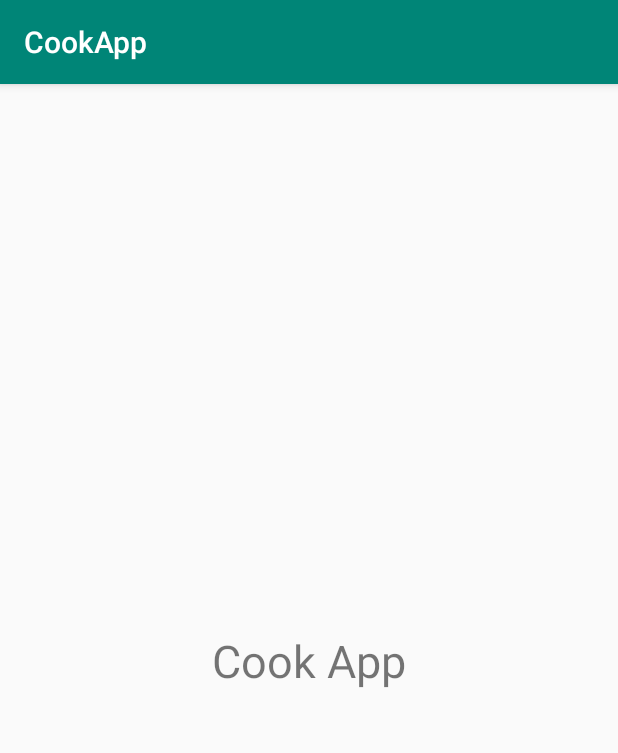
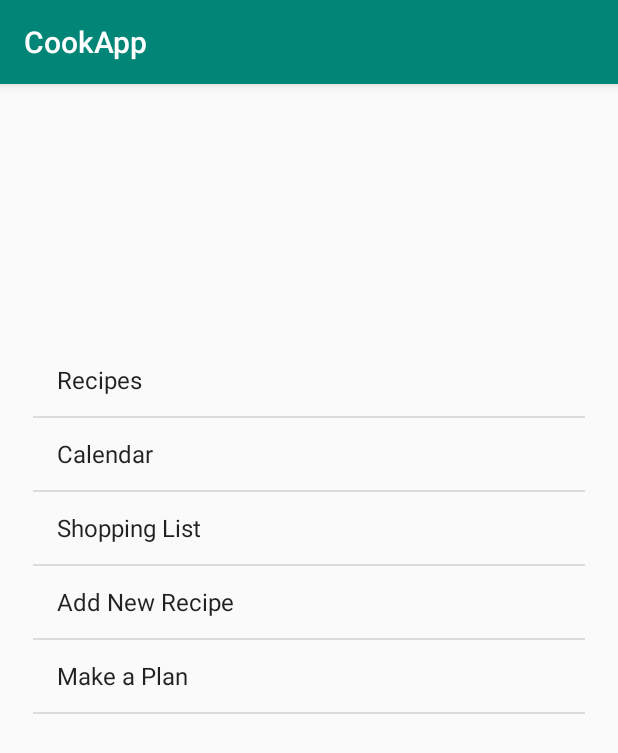
Before and after one commit to Omnaya21/CookApp, an Android app: the screen it shows after launch (MainActivity), on a phone screen of 412 x 824 dp. Shown: the top 753 px of the screen. Run offline under Robolectric (Android 15) with nearby library versions, the phone set to English and light mode, and no system bars.

Commit message:
Added options in main activity

```diff
--- a/app/src/main/java/com/ktchen/cookapp/MainActivity.java
+++ b/app/src/main/java/com/ktchen/cookapp/MainActivity.java
@@ -5,24 +5,33 @@ import android.os.Handler;
 import android.support.v7.app.AppCompatActivity;
 import android.os.Bundle;
 import android.view.View;
+import android.widget.ArrayAdapter;
+import android.widget.ListView;
+import android.widget.TextView;
+
+import java.util.ArrayList;
 
 public class MainActivity extends AppCompatActivity {
+    public static ListView optionsList;
+    public static ArrayList<String> options;
+    public static ArrayAdapter<String> optionsAdapter;
 
     @Override
     protected void onCreate(Bundle savedInstanceState) {
         super.onCreate(savedInstanceState);
         setContentView(R.layout.activity_main);
 
-/*
+        optionsList = findViewById(R.id.option_menu_list);
+        options = new ArrayList<>();
+        options.add("Recipes");
+        options.add("Calendar");
+        options.add("Shopping List");
+        options.add("Add New Recipe");
+        options.add("Make a Plan");
+        optionsAdapter = new ArrayAdapter<>(this, android.R.layout.simple_list_item_1, options);
+        optionsList.setAdapter(optionsAdapter);
 
-        new Handler().postDelayed(new Runnable() {
-            @Override
-            public void run() {
-                Intent intent = new Intent(MainActivity.this, Splash.class);
-                startActivity(intent);
-                //finish();
-            }
-        }, 2000);
-*/
+        TextView label = findViewById(R.id.title);
+        label.setVisibility(View.INVISIBLE);
     }
 }
--- a/app/src/main/res/layout/activity_main.xml
+++ b/app/src/main/res/layout/activity_main.xml
@@ -7,7 +7,7 @@
     tools:context=".MainActivity">
 
     <TextView
-        android:id="@+id/textView2"
+        android:id="@+id/title"
         android:layout_width="wrap_content"
         android:layout_height="wrap_content"
         android:text="Cook App"
@@ -16,4 +16,22 @@
         app:layout_constraintEnd_toEndOf="parent"
         app:layout_constraintStart_toStartOf="parent"
         app:layout_constraintTop_toTopOf="parent" />
+
+    <ListView
+        android:id="@+id/option_menu_list"
+        style="@style/Widget.AppCompat.ListView.Menu"
+        android:layout_width="368dp"
+        android:layout_height="421dp"
+        android:layout_marginStart="16dp"
+        android:layout_marginLeft="16dp"
+        android:layout_marginTop="16dp"
+        android:layout_marginEnd="16dp"
+        android:layout_marginRight="16dp"
+        android:layout_marginBottom="16dp"
+        android:entries="@array/recipe_menu"
+        android:visibility="visible"
+        app:layout_constraintBottom_toBottomOf="parent"
+        app:layout_constraintEnd_toEndOf="parent"
+        app:layout_constraintStart_toStartOf="parent"
+        app:layout_constraintTop_toTopOf="parent" />
 </android.support.constraint.ConstraintLayout>
--- /dev/null
+++ b/app/src/main/res/values/arrays.xml
@@ -0,0 +1,5 @@
+<?xml version="1.0" encoding="utf-8"?>
+<resources>
+    <string-array name="recipe_menu">Recipes, Calendar, Shopping List, Add New Recipe, Make a Plan
+    </string-array>
+</resources>
```
